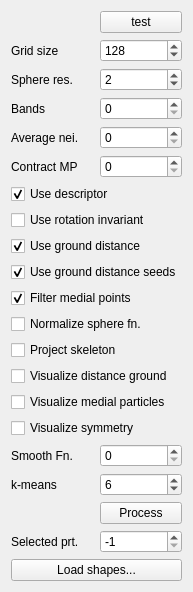
Before: the Qt Designer form particles/particles-widget.ui in ialhashim/ddtt-dev, drawn with Qt 5.
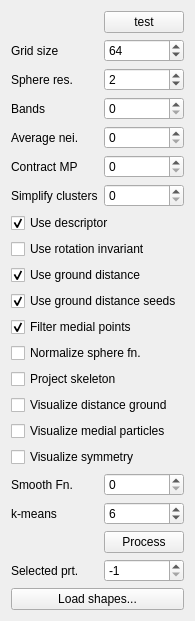
After: the same form once the commit is applied.

What changed in the file:
```diff
--- a/particles/particles-widget.ui
+++ b/particles/particles-widget.ui
@@ -6,29 +6,158 @@
    <rect>
     <x>0</x>
     <y>0</y>
-    <width>173</width>
-    <height>588</height>
+    <width>179</width>
+    <height>610</height>
    </rect>
   </property>
   <property name="windowTitle">
    <string>Particles</string>
   </property>
   <layout class="QGridLayout" name="gridLayout">
+   <item row="21" column="1">
+    <widget class="QPushButton" name="processShapesButton">
+     <property name="text">
+      <string>Process</string>
+     </property>
+    </widget>
+   </item>
    <item row="13" column="0" colspan="2">
-    <widget class="QCheckBox" name="projectSkeleton">
+    <widget class="QCheckBox" name="normalizeSphereFn">
      <property name="text">
-      <string>Project skeleton</string>
+      <string>Normalize sphere fn.</string>
      </property>
+     <property name="checked">
+      <bool>false</bool>
+     </property>
     </widget>
    </item>
-   <item row="22" column="0" colspan="2">
+   <item row="7" column="0" colspan="2">
+    <widget class="QCheckBox" name="useDescriptor">
+     <property name="text">
+      <string>Use descriptor</string>
+     </property>
+     <property name="checked">
+      <bool>true</bool>
+     </property>
+    </widget>
+   </item>
+   <item row="5" column="0">
+    <widget class="QLabel" name="label_6">
+     <property name="text">
+      <string>Contract MP</string>
+     </property>
+    </widget>
+   </item>
+   <item row="12" column="0" colspan="2">
+    <widget class="QCheckBox" name="filterMedialPoints">
+     <property name="text">
+      <string>Filter medial points</string>
+     </property>
+     <property name="checked">
+      <bool>true</bool>
+     </property>
+    </widget>
+   </item>
+   <item row="20" column="0">
+    <widget class="QLabel" name="label_4">
+     <property name="text">
+      <string>k-means</string>
+     </property>
+    </widget>
+   </item>
+   <item row="20" column="1">
+    <widget class="QSpinBox" name="kclusters">
+     <property name="minimum">
+      <number>1</number>
+     </property>
+     <property name="maximum">
+      <number>120</number>
+     </property>
+     <property name="value">
+      <number>6</number>
+     </property>
+    </widget>
+   </item>
+   <item row="8" column="0" colspan="2">
+    <widget class="QCheckBox" name="useRotationInv">
+     <property name="text">
+      <string>Use rotation invariant</string>
+     </property>
+    </widget>
+   </item>
+   <item row="16" column="0" colspan="2">
+    <widget class="QCheckBox" name="showMedial">
+     <property name="text">
+      <string>Visualize medial particles</string>
+     </property>
+    </widget>
+   </item>
+   <item row="15" column="0" colspan="2">
+    <widget class="QCheckBox" name="showDistGround">
+     <property name="text">
+      <string>Visualize distance ground</string>
+     </property>
+    </widget>
+   </item>
+   <item row="10" column="0" colspan="2">
+    <widget class="QCheckBox" name="useGroundDist">
+     <property name="text">
+      <string>Use ground distance</string>
+     </property>
+     <property name="checked">
+      <bool>true</bool>
+     </property>
+    </widget>
+   </item>
+   <item row="3" column="0">
+    <widget class="QLabel" name="label_5">
+     <property name="text">
+      <string>Bands</string>
+     </property>
+    </widget>
+   </item>
+   <item row="17" column="0" colspan="2">
+    <widget class="QCheckBox" name="showSymmetry">
+     <property name="text">
+      <string>Visualize symmetry</string>
+     </property>
+    </widget>
+   </item>
+   <item row="22" column="1">
+    <widget class="QSpinBox" name="selectedParticle">
+     <property name="minimum">
+      <number>-1</number>
+     </property>
+     <property name="maximum">
+      <number>100000000</number>
+     </property>
+     <property name="value">
+      <number>-1</number>
+     </property>
+    </widget>
+   </item>
+   <item row="18" column="1">
+    <widget class="QSpinBox" name="fnSmoothIters">
+     <property name="maximum">
+      <number>200</number>
+     </property>
+    </widget>
+   </item>
+   <item row="23" column="0" colspan="2">
     <widget class="QPushButton" name="loadShapes">
      <property name="text">
       <string>Load shapes...</string>
      </property>
     </widget>
    </item>
-   <item row="21" column="0">
+   <item row="14" column="0" colspan="2">
+    <widget class="QCheckBox" name="projectSkeleton">
+     <property name="text">
+      <string>Project skeleton</string>
+     </property>
+    </widget>
+   </item>
+   <item row="22" column="0">
     <widget class="QLabel" name="label">
      <property name="text">
       <string>Selected prt.</string>
@@ -58,16 +187,10 @@
    <item row="5" column="1">
     <widget class="QSpinBox" name="contractMedial"/>
    </item>
-   <item row="1" column="1">
-    <widget class="QSpinBox" name="gridsize">
-     <property name="minimum">
-      <number>8</number>
-     </property>
-     <property name="maximum">
-      <number>1024</number>
-     </property>
-     <property name="value">
-      <number>128</number>
+   <item row="1" column="0">
+    <widget class="QLabel" name="label_2">
+     <property name="text">
+      <string>Grid size</string>
      </property>
     </widget>
    </item>
@@ -78,16 +201,6 @@
      </property>
     </widget>
    </item>
-   <item row="10" column="0" colspan="2">
-    <widget class="QCheckBox" name="useGroundDistSeed">
-     <property name="text">
-      <string>Use ground distance seeds</string>
-     </property>
-     <property name="checked">
-      <bool>true</bool>
-     </property>
-    </widget>
-   </item>
    <item row="2" column="1">
     <widget class="QSpinBox" name="sphereResolution">
      <property name="maximum">
@@ -98,7 +211,7 @@
      </property>
     </widget>
    </item>
-   <item row="23" column="1">
+   <item row="24" column="1">
     <spacer name="verticalSpacer">
      <property name="orientation">
       <enum>Qt::Vertical</enum>
@@ -111,20 +224,23 @@
      </property>
     </spacer>
    </item>
-   <item row="17" column="0">
+   <item row="11" column="0" colspan="2">
+    <widget class="QCheckBox" name="useGroundDistSeed">
+     <property name="text">
+      <string>Use ground distance seeds</string>
+     </property>
+     <property name="checked">
+      <bool>true</bool>
+     </property>
+    </widget>
+   </item>
+   <item row="18" column="0">
     <widget class="QLabel" name="fnSmoothItersLabel">
      <property name="text">
       <string>Smooth Fn.</string>
      </property>
     </widget>
    </item>
-   <item row="1" column="0">
-    <widget class="QLabel" name="label_2">
-     <property name="text">
-      <string>Grid size</string>
-     </property>
-    </widget>
-   </item>
    <item row="4" column="1">
     <widget class="QSpinBox" name="avgNeighIters">
      <property name="value">
@@ -139,132 +255,26 @@
      </property>
     </widget>
    </item>
-   <item row="12" column="0" colspan="2">
-    <widget class="QCheckBox" name="normalizeSphereFn">
-     <property name="text">
-      <string>Normalize sphere fn.</string>
-     </property>
-     <property name="checked">
-      <bool>false</bool>
-     </property>
-    </widget>
-   </item>
-   <item row="14" column="0" colspan="2">
-    <widget class="QCheckBox" name="showDistGround">
-     <property name="text">
-      <string>Visualize distance ground</string>
-     </property>
-    </widget>
-   </item>
-   <item row="3" column="0">
-    <widget class="QLabel" name="label_5">
-     <property name="text">
-      <string>Bands</string>
-     </property>
-    </widget>
-   </item>
-   <item row="19" column="0">
-    <widget class="QLabel" name="label_4">
-     <property name="text">
-      <string>k-means</string>
-     </property>
-    </widget>
-   </item>
-   <item row="21" column="1">
-    <widget class="QSpinBox" name="selectedParticle">
+   <item row="1" column="1">
+    <widget class="QSpinBox" name="gridsize">
      <property name="minimum">
-      <number>-1</number>
+      <number>8</number>
      </property>
      <property name="maximum">
-      <number>100000000</number>
+      <number>1024</number>
      </property>
      <property name="value">
-      <number>-1</number>
+      <number>64</number>
      </property>
     </widget>
    </item>
-   <item row="9" column="0" colspan="2">
-    <widget class="QCheckBox" name="useGroundDist">
-     <property name="text">
-      <string>Use ground distance</string>
-     </property>
-     <property name="checked">
-      <bool>true</bool>
-     </property>
-    </widget>
+   <item row="6" column="1">
+    <widget class="QSpinBox" name="simplifyCluster"/>
    </item>
-   <item row="11" column="0" colspan="2">
-    <widget class="QCheckBox" name="filterMedialPoints">
+   <item row="6" column="0">
+    <widget class="QLabel" name="simplifyClusterLabel">
      <property name="text">
-      <string>Filter medial points</string>
-     </property>
-     <property name="checked">
-      <bool>true</bool>
-     </property>
-    </widget>
-   </item>
-   <item row="6" column="0" colspan="2">
-    <widget class="QCheckBox" name="useDescriptor">
-     <property name="text">
-      <string>Use descriptor</string>
-     </property>
-     <property name="checked">
-      <bool>true</bool>
-     </property>
-    </widget>
-   </item>
-   <item row="19" column="1">
-    <widget class="QSpinBox" name="kclusters">
-     <property name="minimum">
-      <number>1</number>
-     </property>
-     <property name="maximum">
-      <number>120</number>
-     </property>
-     <property name="value">
-      <number>6</number>
-     </property>
-    </widget>
-   </item>
-   <item row="7" column="0" colspan="2">
-    <widget class="QCheckBox" name="useRotationInv">
-     <property name="text">
-      <string>Use rotation invariant</string>
-     </property>
-    </widget>
-   </item>
-   <item row="20" column="1">
-    <widget class="QPushButton" name="processShapesButton">
-     <property name="text">
-      <string>Process</string>
-     </property>
-    </widget>
-   </item>
-   <item row="5" column="0">
-    <widget class="QLabel" name="label_6">
-     <property name="text">
-      <string>Contract MP</string>
-     </property>
-    </widget>
-   </item>
-   <item row="15" column="0" colspan="2">
-    <widget class="QCheckBox" name="showMedial">
-     <property name="text">
-      <string>Visualize medial particles</string>
-     </property>
-    </widget>
-   </item>
-   <item row="17" column="1">
-    <widget class="QSpinBox" name="fnSmoothIters">
-     <property name="maximum">
-      <number>200</number>
-     </property>
-    </widget>
-   </item>
-   <item row="16" column="0" colspan="2">
-    <widget class="QCheckBox" name="showSymmetry">
-     <property name="text">
-      <string>Visualize symmetry</string>
+      <string>Simplify clusters</string>
      </property>
     </widget>
    </item>
```
